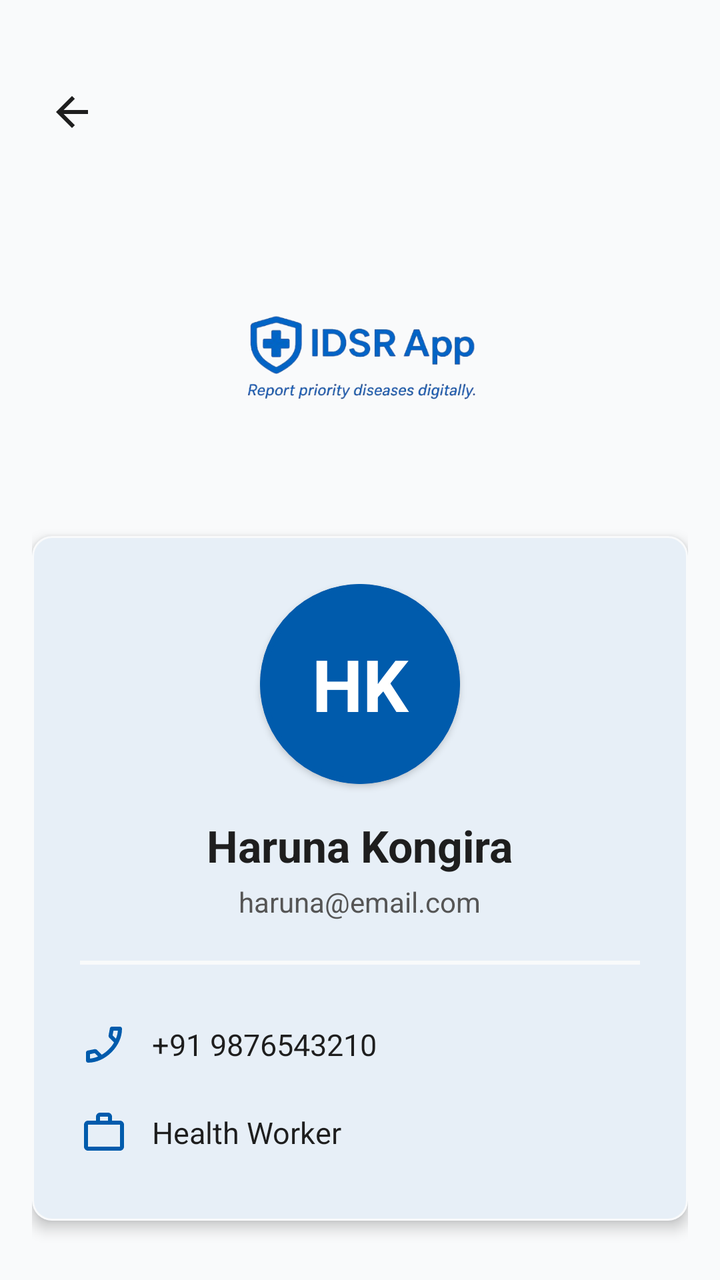
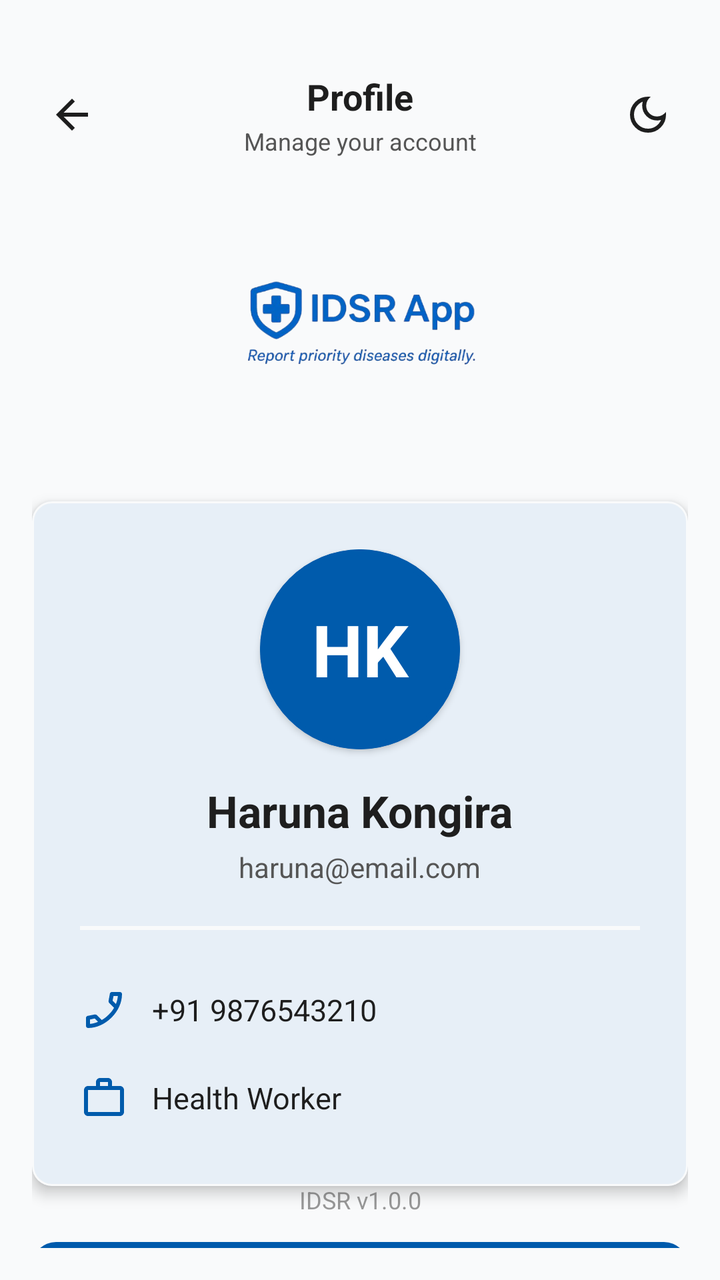

Two renders of the same Android screen: before a commit and after it. Below are the layout's source before the change and the commit's diff.
<!-- AndroidManifest.xml: application theme Theme.IDSR -->
<!-- res/layout/activity_profile.xml -->
<?xml version="1.0" encoding="utf-8"?>
<androidx.constraintlayout.widget.ConstraintLayout
    xmlns:android="http://schemas.android.com/apk/res/android"
    xmlns:app="http://schemas.android.com/apk/res-auto"
    android:layout_width="match_parent"
    android:layout_height="match_parent"
    android:padding="16dp"
    android:background="?attr/android:colorBackground">


    <androidx.appcompat.widget.AppCompatImageButton
        android:id="@+id/btnBackProfile"
        android:layout_width="40dp"
        android:layout_height="80dp"
        android:background="?attr/selectableItemBackgroundBorderless"
        android:src="@drawable/back_btn"
        app:tint="?attr/colorOnSurface"
        android:contentDescription="Back"
        app:layout_constraintStart_toStartOf="parent"
        app:layout_constraintTop_toTopOf="parent"/>


    <androidx.appcompat.widget.AppCompatImageView
        android:id="@+id/imgLogo"
        android:layout_width="180dp"
        android:layout_height="140dp"
        android:src="@drawable/splash11"
        android:scaleType="fitCenter"
        android:contentDescription="IDSR Logo"
        android:layout_marginTop="16dp"
        app:layout_constraintTop_toBottomOf="@id/btnBackProfile"
        app:layout_constraintStart_toStartOf="parent"
        app:layout_constraintEnd_toEndOf="parent"/>


    <com.google.android.material.card.MaterialCardView
        android:id="@+id/profileCard"
        android:layout_width="0dp"
        android:layout_height="wrap_content"
        android:layout_marginTop="16dp"
        app:cardCornerRadius="10dp"
        app:cardElevation="4dp"
        app:cardBackgroundColor="?attr/colorSurface"
        app:strokeWidth="1dp"
        app:strokeColor="?attr/colorSurfaceVariant"
        app:layout_constraintTop_toBottomOf="@id/imgLogo"
        app:layout_constraintStart_toStartOf="parent"
        app:layout_constraintEnd_toEndOf="parent">

        <LinearLayout
            android:layout_width="match_parent"
            android:layout_height="wrap_content"
            android:orientation="vertical"
            android:padding="24dp"
            android:gravity="center_horizontal">

            <com.google.android.material.card.MaterialCardView
                android:layout_width="100dp"
                android:layout_height="100dp"
                app:cardCornerRadius="50dp"
                app:cardElevation="2dp"
                app:strokeWidth="3dp"
                app:strokeColor="?attr/colorPrimary">

                <FrameLayout
                    android:layout_width="match_parent"
                    android:layout_height="match_parent"
                    android:background="?attr/colorPrimary">


                    <TextView
                        android:id="@+id/tvInitials"
                        android:layout_width="match_parent"
                        android:layout_height="match_parent"
                        android:gravity="center"
                        android:text="HK"
                        android:textSize="36sp"
                        android:textStyle="bold"
                        android:textColor="?attr/colorOnPrimary"/>


                    <ImageView
                        android:id="@+id/ivProfilePic"
                        android:layout_width="match_parent"
                        android:layout_height="match_parent"
                        android:scaleType="centerCrop"
                        android:contentDescription="Profile Picture"
                        android:visibility="gone"/>
                </FrameLayout>
            </com.google.android.material.card.MaterialCardView>


            <TextView
                android:id="@+id/tvUserName"
                android:layout_width="wrap_content"
                android:layout_height="wrap_content"
                android:text="Haruna Kongira"
                android:textSize="22sp"
                android:textStyle="bold"
                android:textColor="?attr/colorOnSurface"
                android:layout_marginTop="16dp"/>


            <TextView
                android:id="@+id/tvUserEmail"
                android:layout_width="wrap_content"
                android:layout_height="wrap_content"
                android:text="haruna@email.com"
                android:textSize="14sp"
                android:textColor="@color/idsr_gray"
                android:layout_marginTop="4dp"/>


            <View
                android:layout_width="match_parent"
                android:layout_height="2dp"
                android:layout_marginVertical="20dp"
                android:background="?attr/colorSurfaceVariant"/>


            <LinearLayout
                android:layout_width="match_parent"
                android:layout_height="wrap_content"
                android:orientation="horizontal"
                android:gravity="start|center_vertical"
                android:paddingVertical="8dp">

                <ImageView
                    android:layout_width="24dp"
                    android:layout_height="24dp"
                    android:src="@drawable/phone"
                    app:tint="?attr/colorPrimary"
                    android:contentDescription="Phone icon"/>

                <TextView
                    android:id="@+id/tvPhone"
                    android:layout_width="0dp"
                    android:layout_height="wrap_content"
                    android:layout_weight="1"
                    android:layout_marginStart="12dp"
                    android:text="+91 9876543210"
                    android:textSize="15sp"
                    android:textColor="?attr/colorOnSurface"/>
            </LinearLayout>


            <LinearLayout
                android:layout_width="match_parent"
                android:layout_height="wrap_content"
                android:orientation="horizontal"
                android:gravity="start|center_vertical"
                android:paddingVertical="8dp"
                android:layout_marginTop="4dp">

                <ImageView
                    android:layout_width="24dp"
                    android:layout_height="24dp"
                    android:src="@drawable/baseline_work_outline_24"
                    app:tint="?attr/colorPrimary"
                    android:contentDescription="Role icon"/>

                <TextView
                    android:id="@+id/tvRole"
                    android:layout_width="0dp"
                    android:layout_height="wrap_content"
                    android:layout_weight="1"
                    android:layout_marginStart="12dp"
                    android:text="Health Worker"
                    android:textSize="15sp"
                    android:textColor="?attr/colorOnSurface"/>
            </LinearLayout>

        </LinearLayout>
    </com.google.android.material.card.MaterialCardView>

    <com.google.android.material.button.MaterialButton
        android:id="@+id/btnEditProfile"
        android:layout_width="0dp"
        android:layout_height="wrap_content"
        android:text="Edit Profile"
        android:textAllCaps="false"
        android:paddingVertical="14dp"
        android:layout_marginTop="24dp"
        app:cornerRadius="12dp"
        app:icon="@drawable/baseline_person_outline_24"
        app:iconGravity="textStart"
        app:layout_constraintTop_toBottomOf="@id/profileCard"
        app:layout_constraintStart_toStartOf="parent"
        app:layout_constraintEnd_toEndOf="parent"/>


    <com.google.android.material.button.MaterialButton
        android:id="@+id/btnAddUser"
        android:layout_width="0dp"
        android:layout_height="wrap_content"
        android:text="Add User"
        android:textAllCaps="false"
        android:paddingVertical="14dp"
        android:layout_marginTop="24dp"
        app:cornerRadius="12dp"
        app:icon="@drawable/baseline_person_add_24"
        app:iconGravity="textStart"
        app:layout_constraintTop_toBottomOf="@id/btnEditProfile"
        app:layout_constraintStart_toStartOf="parent"
        app:layout_constraintEnd_toEndOf="parent"/>


    <com.google.android.material.button.MaterialButton
        android:id="@+id/btnLogout"
        style="@style/Widget.Material3.Button.TonalButton"
        android:layout_width="0dp"
        android:layout_height="wrap_content"
        android:text="Logout"
        android:textAllCaps="false"
        android:paddingVertical="14dp"
        android:layout_marginTop="12dp"
        app:cornerRadius="12dp"
        app:icon="@drawable/logout"
        app:iconGravity="textStart"
        app:backgroundTint="@color/idsr_error"
        android:textColor="@android:color/white"
        app:iconTint="@android:color/white"
        app:layout_constraintTop_toBottomOf="@id/btnAddUser"
        app:layout_constraintStart_toStartOf="parent"
        app:layout_constraintBottom_toTopOf="@id/tvAppVersion"
        app:layout_constraintEnd_toEndOf="parent"/>


    <TextView
        android:id="@+id/tvAppVersion"
        android:layout_width="wrap_content"
        android:layout_height="wrap_content"
        android:text="IDSR v1.0.0"
        android:textSize="12sp"
        android:textColor="@color/idsr_gray"
        android:alpha="0.6"
        android:gravity="center"
        app:layout_constraintBottom_toBottomOf="parent"
        app:layout_constraintStart_toStartOf="parent"
        app:layout_constraintEnd_toEndOf="parent"
        android:layout_marginBottom="16dp"/>

</androidx.constraintlayout.widget.ConstraintLayout>
<!-- resources referenced by this layout -->
<resources>
  <color name="idsr_error">#C62828</color>
  <color name="idsr_gray">#555555</color>
  <!-- drawable back_btn (drawable) -->
  <vector xmlns:android="http://schemas.android.com/apk/res/android"
      android:width="24dp"
      android:height="24dp"
      android:viewportWidth="960"
      android:viewportHeight="960"
      android:tint="?attr/colorControlNormal"
      android:autoMirrored="true">
    <path
        android:fillColor="@android:color/white"
        android:pathData="M313,520L537,744L480,800L160,480L480,160L537,216L313,440L800,440L800,520L313,520Z"/>
  </vector>
  <!-- drawable baseline_person_add_24 (drawable) -->
  <?xml version="1.0" encoding="utf-8"?>
  <vector xmlns:android="http://schemas.android.com/apk/res/android"
      android:width="24dp"
      android:height="24dp"
      android:viewportWidth="24"
      android:viewportHeight="24">
      <path
          android:fillColor="@android:color/white"
          android:pathData="M15,12c2.21,0 4,-1.79 4,-4s-1.79,-4 -4,-4 -4,1.79 -4,4 1.79,4 4,4zM6,10L6,7L4,7v3L1,10v2h3v3h2v-3h3v-2L6,10zM15,14c-2.67,0 -8,1.34 -8,4v2h16v-2c0,-2.66 -5.33,-4 -8,-4z"/>
  </vector>
  <!-- drawable baseline_work_outline_24 (drawable) -->
  <vector xmlns:android="http://schemas.android.com/apk/res/android" android:height="24dp" android:tint="#000000" android:viewportHeight="24" android:viewportWidth="24" android:width="24dp">
        
      <path android:fillColor="@android:color/white" android:fillType="evenOdd" android:pathData="M14,6L14,4h-4v2h4zM4,8v11h16L20,8L4,8zM20,6c1.11,0 2,0.89 2,2v11c0,1.11 -0.89,2 -2,2L4,21c-1.11,0 -2,-0.89 -2,-2l0.01,-11c0,-1.11 0.88,-2 1.99,-2h4L8,4c0,-1.11 0.89,-2 2,-2h4c1.11,0 2,0.89 2,2v2h4z"/>
      
  </vector>
  <!-- drawable logout (drawable) -->
  <?xml version="1.0" encoding="utf-8"?>
  <vector xmlns:android="http://schemas.android.com/apk/res/android"
      android:width="24dp"
      android:height="24dp"
      android:viewportWidth="24"
      android:viewportHeight="24">
      <path
          android:fillColor="@android:color/white"
          android:pathData="M17,7l-1.41,1.41L18.17,11H8v2h10.17l-2.58,2.58L17,17l5,-5zM4,5h8V3H4c-1.1,0 -2,0.9 -2,2v14c0,1.1 0.9,2 2,2h8v-2H4V5z"/>
  </vector>
  <color name="idsr_primary">#005BAC</color>
  <color name="idsr_on_primary">#FFFFFF</color>
  <color name="idsr_background">#F9FAFB</color>
  <color name="idsr_surface">#FFFFFF</color>
  <color name="idsr_on_surface">#1E1E1E</color>
  <!-- unchanged entries left out for length: 4 -->
</resources>

<!-- the commit's change to res/layout/activity_profile.xml (unified diff, before → after) -->
@@ -5,20 +5,61 @@
     android:layout_width="match_parent"
     android:layout_height="match_parent"
     android:padding="16dp"
+
     android:background="?attr/android:colorBackground">
-
 
     <androidx.appcompat.widget.AppCompatImageButton
         android:id="@+id/btnBackProfile"
         android:layout_width="40dp"
-        android:layout_height="80dp"
+        android:layout_height="40dp"
+        android:layout_marginTop="20dp"
         android:background="?attr/selectableItemBackgroundBorderless"
         android:src="@drawable/back_btn"
         app:tint="?attr/colorOnSurface"
         android:contentDescription="Back"
         app:layout_constraintStart_toStartOf="parent"
-        app:layout_constraintTop_toTopOf="parent"/>
-
+        app:layout_constraintTop_toTopOf="parent"
+        app:layout_constraintBottom_toBottomOf="@id/tvHeaderSubtitle"/>
+
+    <TextView
+        android:id="@+id/tvHeaderTitle"
+        android:layout_width="0dp"
+        android:layout_height="wrap_content"
+        android:text="Profile"
+        android:textSize="18sp"
+        android:textStyle="bold"
+        android:layout_marginTop="20dp"
+        android:gravity="center"
+        android:textColor="?attr/colorOnSurface"
+        app:layout_constraintTop_toTopOf="parent"
+        app:layout_constraintStart_toEndOf="@id/btnBackProfile"
+        app:layout_constraintEnd_toStartOf="@id/btnThemeToggle"/>
+
+    <TextView
+        android:id="@+id/tvHeaderSubtitle"
+        android:layout_width="0dp"
+        android:layout_height="wrap_content"
+        android:text="Manage your account"
+        android:textSize="12sp"
+        android:gravity="center"
+        android:textColor="@color/idsr_gray"
+        android:layout_marginTop="2dp"
+        app:layout_constraintTop_toBottomOf="@id/tvHeaderTitle"
+        app:layout_constraintStart_toEndOf="@id/btnBackProfile"
+        app:layout_constraintEnd_toStartOf="@id/btnThemeToggle"/>
+
+    <androidx.appcompat.widget.AppCompatImageButton
+        android:id="@+id/btnThemeToggle"
+        android:layout_width="40dp"
+        android:layout_height="40dp"
+        android:background="?attr/selectableItemBackgroundBorderless"
+        android:src="@drawable/dark_mode_24px"
+        app:tint="?attr/colorOnSurface"
+        android:layout_marginTop="20dp"
+        android:contentDescription="Toggle theme"
+        app:layout_constraintEnd_toEndOf="parent"
+        app:layout_constraintTop_toTopOf="parent"
+        app:layout_constraintBottom_toBottomOf="@id/tvHeaderSubtitle"/>
 
     <androidx.appcompat.widget.AppCompatImageView
         android:id="@+id/imgLogo"
@@ -28,10 +69,9 @@
         android:scaleType="fitCenter"
         android:contentDescription="IDSR Logo"
         android:layout_marginTop="16dp"
-        app:layout_constraintTop_toBottomOf="@id/btnBackProfile"
-        app:layout_constraintStart_toStartOf="parent"
-        app:layout_constraintEnd_toEndOf="parent"/>
-
+        app:layout_constraintTop_toBottomOf="@id/tvHeaderSubtitle"
+        app:layout_constraintStart_toStartOf="parent"
+        app:layout_constraintEnd_toEndOf="parent"/>
 
     <com.google.android.material.card.MaterialCardView
         android:id="@+id/profileCard"
@@ -66,7 +106,6 @@
                     android:layout_width="match_parent"
                     android:layout_height="match_parent"
                     android:background="?attr/colorPrimary">
-
 
                     <TextView
                         android:id="@+id/tvInitials"
@@ -78,7 +117,6 @@
                         android:textStyle="bold"
                         android:textColor="?attr/colorOnPrimary"/>
 
-
                     <ImageView
                         android:id="@+id/ivProfilePic"
                         android:layout_width="match_parent"
@@ -89,7 +127,6 @@
                 </FrameLayout>
             </com.google.android.material.card.MaterialCardView>
 
-
             <TextView
                 android:id="@+id/tvUserName"
                 android:layout_width="wrap_content"
@@ -100,7 +137,6 @@
                 android:textColor="?attr/colorOnSurface"
                 android:layout_marginTop="16dp"/>
 
-
             <TextView
                 android:id="@+id/tvUserEmail"
                 android:layout_width="wrap_content"
@@ -109,14 +145,12 @@
                 android:textSize="14sp"
                 android:textColor="@color/idsr_gray"
                 android:layout_marginTop="4dp"/>
-
 
             <View
                 android:layout_width="match_parent"
                 android:layout_height="2dp"
                 android:layout_marginVertical="20dp"
                 android:background="?attr/colorSurfaceVariant"/>
-
 
             <LinearLayout
                 android:layout_width="match_parent"
@@ -143,7 +177,6 @@
                     android:textColor="?attr/colorOnSurface"/>
             </LinearLayout>
 
-
             <LinearLayout
                 android:layout_width="match_parent"
                 android:layout_height="wrap_content"
@@ -188,7 +221,6 @@
         app:layout_constraintStart_toStartOf="parent"
         app:layout_constraintEnd_toEndOf="parent"/>
 
-
     <com.google.android.material.button.MaterialButton
         android:id="@+id/btnAddUser"
         android:layout_width="0dp"
@@ -196,14 +228,13 @@
         android:text="Add User"
         android:textAllCaps="false"
         android:paddingVertical="14dp"
-        android:layout_marginTop="24dp"
+        android:layout_marginTop="12dp"
         app:cornerRadius="12dp"
         app:icon="@drawable/baseline_person_add_24"
         app:iconGravity="textStart"
         app:layout_constraintTop_toBottomOf="@id/btnEditProfile"
         app:layout_constraintStart_toStartOf="parent"
         app:layout_constraintEnd_toEndOf="parent"/>
-
 
     <com.google.android.material.button.MaterialButton
         android:id="@+id/btnLogout"
@@ -225,7 +256,6 @@
         app:layout_constraintBottom_toTopOf="@id/tvAppVersion"
         app:layout_constraintEnd_toEndOf="parent"/>
 
-
     <TextView
         android:id="@+id/tvAppVersion"
         android:layout_width="wrap_content"
<!-- resource entries referenced after the edit -->
@@ -31,6 +31,17 @@
       <path android:fillColor="@android:color/white" android:fillType="evenOdd" android:pathData="M14,6L14,4h-4v2h4zM4,8v11h16L20,8L4,8zM20,6c1.11,0 2,0.89 2,2v11c0,1.11 -0.89,2 -2,2L4,21c-1.11,0 -2,-0.89 -2,-2l0.01,-11c0,-1.11 0.88,-2 1.99,-2h4L8,4c0,-1.11 0.89,-2 2,-2h4c1.11,0 2,0.89 2,2v2h4z"/>
       
   </vector>
+  <!-- drawable dark_mode_24px (drawable) -->
+  <vector xmlns:android="http://schemas.android.com/apk/res/android"
+      android:width="24dp"
+      android:height="24dp"
+      android:viewportWidth="960"
+      android:viewportHeight="960"
+      android:tint="?attr/colorControlNormal">
+    <path
+        android:fillColor="@android:color/white"
+        android:pathData="M480,840Q330,840 225,735Q120,630 120,480Q120,330 225,225Q330,120 480,120Q494,120 507.5,121Q521,122 534,124Q493,153 468.5,199.5Q444,246 444,300Q444,390 507,453Q570,516 660,516Q715,516 761,491.5Q807,467 836,426Q838,439 839,452.5Q840,466 840,480Q840,630 735,735Q630,840 480,840ZM480,760Q568,760 638,711.5Q708,663 740,585Q720,590 700,593Q680,596 660,596Q537,596 450.5,509.5Q364,423 364,300Q364,280 367,260Q370,240 375,220Q297,252 248.5,322Q200,392 200,480Q200,596 282,678Q364,760 480,760ZM470,490Q470,490 470,490Q470,490 470,490Q470,490 470,490Q470,490 470,490Q470,490 470,490Q470,490 470,490Q470,490 470,490Q470,490 470,490Q470,490 470,490Q470,490 470,490Q470,490 470,490Q470,490 470,490Z"/>
+  </vector>
   <!-- drawable logout (drawable) -->
   <?xml version="1.0" encoding="utf-8"?>
   <vector xmlns:android="http://schemas.android.com/apk/res/android"
